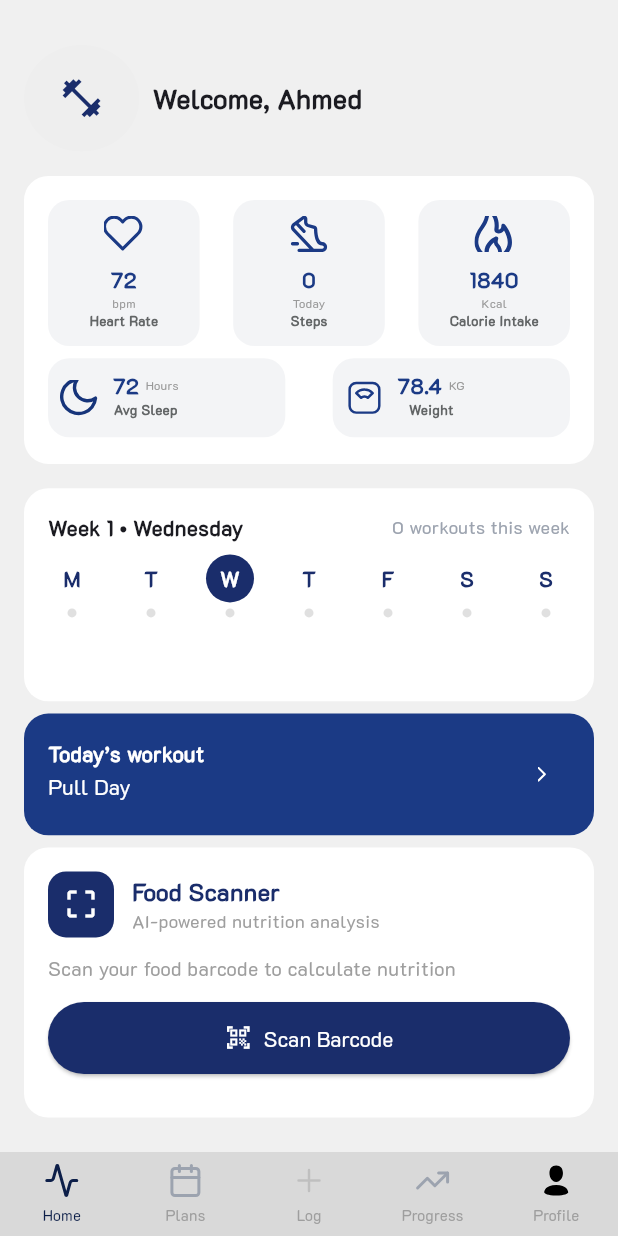
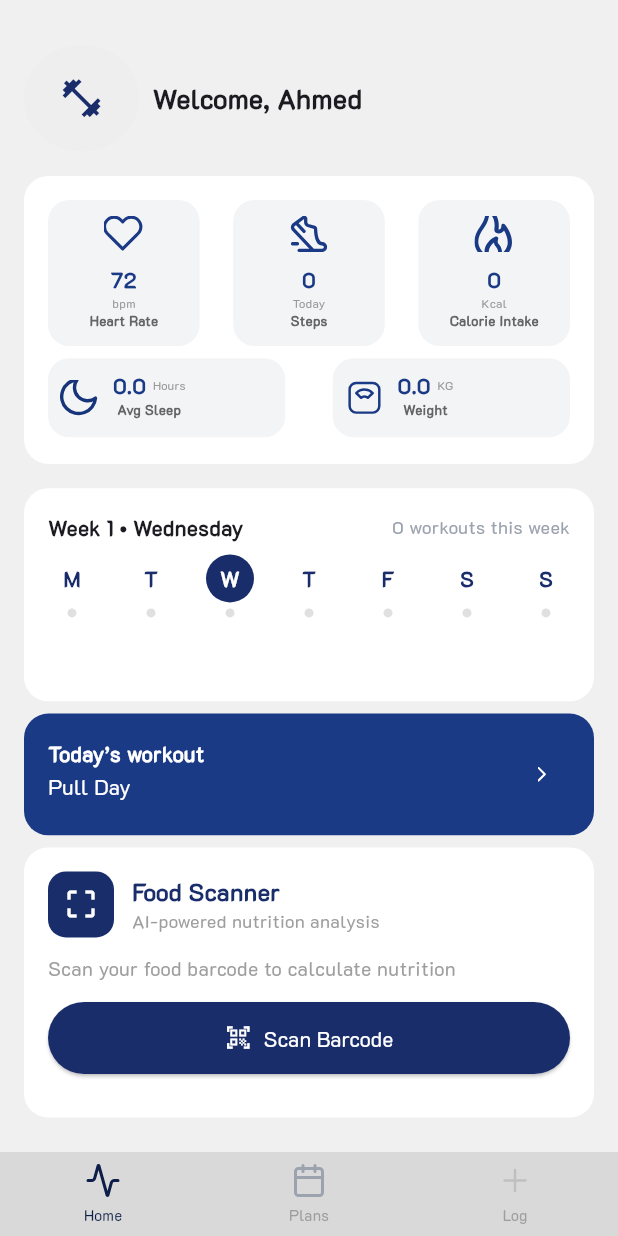
Before and after one commit to Ebrahim234/neutrilift_app, a Flutter app: the HomeView screen opened directly, on a phone screen of 412 x 824 dp. Run offline on Flutter 3.47's test engine with Material 3 defaults, Android fonts, the phone set to English and light mode, and no system bars; our stand-ins replace circular_countdown_timer, dio, flutter_screenutil, flutter_svg, google_fonts, image_picker and 5 more; missing offline and left inert: barcode_scan2, health; accounts and stored records are empty; network calls fail.

Commit message:
implementing health package,sleep and food logging APIs

```diff
--- a/lib/views/home/pages/view.dart
+++ b/lib/views/home/pages/home main view.dart
@@ -1,11 +1,9 @@
 import 'package:flutter/material.dart';
 import 'package:neutrilift/core/ui/app_image.dart';
-import 'package:neutrilift/views/home/pages/profile.dart';
-import 'package:neutrilift/views/home/pages/stats.dart';
-import 'package:neutrilift/views/home/pages/workouts.dart';
 import 'package:neutrilift/views/logging/view.dart';
-import '../../plan/view.dart';
 import 'home_page/view.dart';
+
+import 'package:neutrilift/views/plan/create_plan/create_plan_view.dart';
 
 class HomeView extends StatefulWidget {
   const HomeView({super.key});
@@ -16,11 +14,9 @@ class HomeView extends StatefulWidget {
 
 class _NewHomeViewState extends State<HomeView> {
   final list = [
-    _Model(icon: "home.svg", view: HomePageView(), label: "Home"),
-    _Model(icon: "plans.svg", view: PlansView(), label: "Plans"),
-      _Model(icon: "log.svg", view: LoggingView(), label: "Log"),
-    _Model(icon: "stats.svg", view: StatsView(), label: "Progress"),
-    _Model(icon: "profile.svg", view: ProfileView(), label: "Profile"),
+    _Model(icon: "home.svg", view: const HomePageView(), label: "Home"),
+    _Model(icon: "plans.svg", view: CreatePlanView(), label: "Plans"),
+    _Model(icon: "log.svg", view: const LoggingView(), label: "Log"),
   ];
 
   int currentIndex = 0;
@@ -32,7 +28,7 @@ class _NewHomeViewState extends State<HomeView> {
       floatingActionButtonLocation: FloatingActionButtonLocation.centerDocked,
       floatingActionButton: Container(
         clipBehavior: Clip.antiAliasWithSaveLayer,
-        decoration: BoxDecoration(color: Color(0xffD9D9D9)),
+        decoration: const BoxDecoration(color: Color(0xffD9D9D9)),
         child: BottomNavigationBar(
           onTap: (value) {
             currentIndex = value;
@@ -53,16 +49,16 @@ class _NewHomeViewState extends State<HomeView> {
                 children: [
                   AppImage(
                     image: list[index].icon,
-                    color: currentIndex == index ? Color(0xff0D1F49) : Colors.grey,
+                    color: currentIndex == index ? const Color(0xff0D1F49) : Colors.grey,
                   ),
-                  SizedBox(height: 4),
+                  const SizedBox(height: 4),
                   Text(
                     list[index].label,
                     style: TextStyle(
                       fontWeight: FontWeight.w400,
                       fontSize: 10,
                       color: currentIndex == index
-                          ? Color(0xff0D1F49)
+                          ? const Color(0xff0D1F49)
                           : Colors.grey,
                     ),
                   ),
--- a/lib/views/home/pages/home_page/view.dart
+++ b/lib/views/home/pages/home_page/view.dart
@@ -7,10 +7,10 @@ import 'package:neutrilift/views/home/pages/home_page/widgets/stats_card/stat_ca
 import 'package:neutrilift/views/home/pages/home_page/widgets/stats_card/stat_card_top.dart';
 import 'package:neutrilift/views/home/pages/home_page/widgets/week_calender.dart';
 import 'package:neutrilift/views/home/pages/home_page/widgets/workout.dart';
-import 'package:permission_handler/permission_handler.dart';
+import 'package:neutrilift/views/home/pages/home_page/barcode_feature/food_scanner.dart';
+import '../../../../core/logic/health_service.dart';
 import 'home_controller.dart';
 import 'home_model.dart';
-import 'package:neutrilift/views/home/pages/home_page/barcode_feature/food_scanner.dart';
 
 class HomePageView extends StatefulWidget {
   const HomePageView({super.key});
@@ -20,17 +20,35 @@ class HomePageView extends StatefulWidget {
 }
 
 class _HomePageViewState extends State<HomePageView> {
-  final bool isPlanDone = false;
   final _controller = HomeController();
+  final HealthService _healthService = HealthService(); // 🚀 نسخة السيرفس الجديد
+
   int steps = 0;
-  String stepStatus = "loading";
+  int heartRate = 72; // القيمة المحدثة للنبض الديناميكي بدل القديمة الثابتة
+  HomeModel? homeData;
 
   @override
   void initState() {
     super.initState();
     _controller.checkAuth();
-    _initSteps();
     _loadHomeData();
+    _initHealthData(); // 🚀 بدء سحب بيانات الصحة من الموبايل فوراً
+  }
+
+  // 🚀 دالة جلب داتا الصحة الحقيقية من الموبايل وتحديث الشاشة أوتوماتيكياً
+  Future<void> _initHealthData() async {
+    bool authorized = await _healthService.requestPermissions();
+    if (authorized) {
+      final liveSteps = await _healthService.getTodaySteps();
+      final liveHeartRate = await _healthService.getLatestHeartRate();
+
+      if (mounted) {
+        setState(() {
+          steps = liveSteps;
+          heartRate = liveHeartRate;
+        });
+      }
+    }
   }
 
   Future<void> _loadHomeData() async {
@@ -42,34 +60,10 @@ class _HomePageViewState extends State<HomePageView> {
     }
   }
 
-  Future<void> _initSteps() async {
-    final granted = await _controller.requestPermission();
-    if (granted) {
-      _controller.startStepCounting(
-        onStep: (s) => setState(() {
-          steps = s;
-          stepStatus = "active";
-        }),
-        onError: () => setState(() => stepStatus = "error"),
-      );
-    } else {
-      setState(() => stepStatus = "denied");
-      await openAppSettings();
-    }
-  }
-
-  HomeModel? homeData;
-
   @override
   void dispose() {
     _controller.dispose();
     super.dispose();
-  }
-
-  String get stepsDisplay {
-    if (stepStatus == "loading") return "...";
-    if (stepStatus == "denied" || stepStatus == "error") return "N/A";
-    return steps.toString();
   }
 
   @override
@@ -78,12 +72,7 @@ class _HomePageViewState extends State<HomePageView> {
       backgroundColor: const Color(0xffF0F0F0),
       body: SafeArea(
         child: SingleChildScrollView(
-          padding: const EdgeInsetsDirectional.only(
-            start: 16,
-            end: 16,
-            top: 30,
-            bottom: 60,
-          ),
+          padding: const EdgeInsetsDirectional.only(start: 16, end: 16, top: 30, bottom: 60),
           child: Column(
             crossAxisAlignment: CrossAxisAlignment.start,
             children: [
@@ -100,15 +89,14 @@ class _HomePageViewState extends State<HomePageView> {
                   const Expanded(
                     child: Text(
                       "Welcome, Ahmed",
-                      style: TextStyle(
-                        fontSize: 18,
-                        fontWeight: FontWeight.bold,
-                      ),
+                      style: TextStyle(fontSize: 18, fontWeight: FontWeight.bold),
                     ),
                   ),
                 ],
               ),
               SizedBox(height: 16.h),
+
+              // كارت الماكروز والإحصائيات الحية من الهاتف والسيرفر المشترك
               Container(
                 padding: const EdgeInsetsDirectional.all(16),
                 height: 192,
@@ -121,39 +109,41 @@ class _HomePageViewState extends State<HomePageView> {
                     Row(
                       mainAxisAlignment: MainAxisAlignment.spaceBetween,
                       children: [
-                        const StatCardTop(
+                        // 🚀 حقن نبض القلب الديناميكي الحقيقي الراجع من الهاتف هنا
+                        StatCardTop(
                           icon: "heart_rate.svg",
-                          value: 72,
+                          value: heartRate,
                           unit: "bpm",
                           label: "Heart Rate",
                         ),
+                        // 🚀 حقن خطوات اليوزر الحقيقية والمحدثة بالمللي اليوم هنا
                         StatCardTop(
                           icon: "steps.svg",
-                          value: int.tryParse(stepsDisplay) ?? 0,
+                          value: steps,
                           unit: "Today",
                           label: "Steps",
                         ),
-                        const StatCardTop(
+                        StatCardTop(
                           icon: "calorie_intake.svg",
-                          value: 1840,
+                          value: homeData?.dailyCalorieIntake ?? 0, // تغذية ديناميكية آمنة من السيرفر
                           unit: "Kcal",
                           label: "Calorie Intake",
                         ),
                       ],
                     ),
                     SizedBox(height: 8.h),
-                    const Row(
+                    Row(
                       mainAxisAlignment: MainAxisAlignment.spaceBetween,
                       children: [
                         StatCardSide(
                           icon: "sleep.svg",
-                          value: 72,
+                          value: double.tryParse(homeData?.weeklySleepingHours ?? "0.0") ?? 0.0,
                           unit: "Hours",
                           label: "Avg Sleep",
                         ),
                         StatCardSide(
                           icon: "weight.svg",
-                          value: 78.4,
+                          value: double.tryParse(homeData?.weight ?? "0.0") ?? 0.0,
                           unit: "KG",
                           label: "Weight",
                         ),
@@ -166,13 +156,12 @@ class _HomePageViewState extends State<HomePageView> {
               if (homeData?.hasPlan == false) ...[
                 const NoPlanWidget(),
               ] else ...[
-                // تمرير الداتا للتقويم والـ Workout عشان يبقوا ديناميك 100%
                 WeekCalender(homeData: homeData),
                 SizedBox(height: 8.h),
                 Workout(),
               ],
               SizedBox(height: 8.h),
-              FoodScannerWidget(),
+              const FoodScannerWidget(),
             ],
           ),
         ),
--- a/lib/views/plan/automatic/pages/SuccessDialog.dart
+++ b/lib/views/plan/automatic/pages/SuccessDialog.dart
@@ -3,7 +3,7 @@ import 'package:flutter/material.dart';
 import 'package:flutter_screenutil/flutter_screenutil.dart';
 import 'package:neutrilift/core/logic/helper_method.dart';
 import 'package:neutrilift/core/ui/app_button.dart';
-import 'package:neutrilift/views/home/pages/view.dart';
+import 'package:neutrilift/views/home/pages/home main view.dart';
 import '../../../../core/ui/app_image.dart';
 
 class SuccessDialog extends StatelessWidget {
--- a/lib/views/plan/custom/custom_review_plan.dart
+++ b/lib/views/plan/custom/custom_review_plan.dart
@@ -6,7 +6,7 @@ import 'package:neutrilift/core/logic/helper_method.dart';
 import 'package:neutrilift/core/ui/app_back.dart';
 import 'package:neutrilift/core/ui/app_button.dart';
 import 'package:neutrilift/models/routine_model.dart';
-import 'package:neutrilift/views/home/pages/view.dart';
+import 'package:neutrilift/views/home/pages/home main view.dart';
 import 'widgets/calorie_paginator.dart';
 import 'widgets/review_day_card.dart';
 import 'widgets/review_summary_card.dart';
--- a/lib/views/splash.dart
+++ b/lib/views/splash.dart
@@ -3,7 +3,7 @@ import 'package:neutrilift/core/logic/helper_method.dart';
 import 'package:neutrilift/views/authentication/login.dart';
 import 'package:shared_preferences/shared_preferences.dart';
 
-import 'home/pages/view.dart';
+import 'home/pages/home main view.dart';
 
 class SplashView extends StatefulWidget {
   const SplashView({super.key});
--- a/pubspec.yaml
+++ b/pubspec.yaml
@@ -25,14 +25,12 @@ dependencies:
   image_picker: ^1.2.1
   pedometer: ^4.2.0
   permission_handler: ^11.3.0
-<<<<<<< HEAD
+  health: ^13.3.1
   barcode_scan2: ^4.3.0
   url_launcher: ^6.3.0
-=======
   provider: ^6.1.5+1
 
 
->>>>>>> 840e8b06a651a70837f1d1e8b3cfc0f0f7638d85
 dev_dependencies:
   flutter_test:
     sdk: flutter
```
Also changed, not shown: lib/core/logic/health_service.dart (added, +84 -0 lines), lib/views/home/pages/profile.dart (deleted, +0 -10 lines), lib/views/home/pages/stats.dart (deleted, +0 -10 lines), lib/views/home/pages/workouts.dart (deleted, +0 -10 lines), lib/views/logging/pages/meal_details.dart (+29 -49 lines), lib/views/logging/pages/meal_loading.dart (+66 -9 lines), lib/views/logging/pages/sleep_logging.dart (+63 -8 lines), lib/views/plan/create_plan/create_plan_view.dart (renamed from lib/views/plan/create_plan/view.dart, +8 -8 lines), pubspec.lock, 2 other files.
